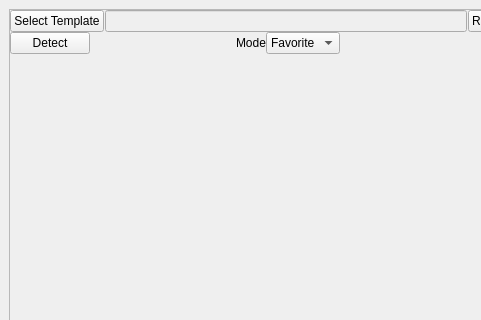
This is form.ui in AuroreBo/CollectionTemplateManager as Qt 5 draws it before an edit; both pictures show x 0 to 481 and y 0 to 320 of the 815 by 591 pixel window. The edited form follows.
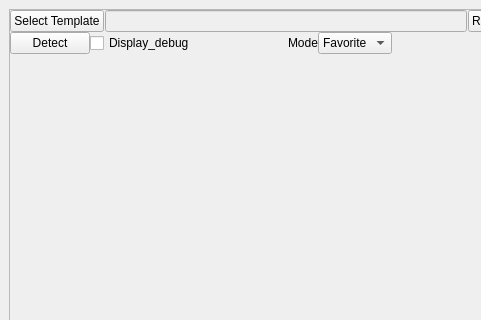
This is the edited form.

Commit message: add debug btn for edge detection + wip edge detection

Diff of the .ui file:
```diff
--- a/form.ui
+++ b/form.ui
@@ -89,6 +89,13 @@
            </property>
           </widget>
          </item>
+         <item>
+          <widget class="QCheckBox" name="debug_checkBox">
+           <property name="text">
+            <string>Display_debug</string>
+           </property>
+          </widget>
+         </item>
          <item>
           <spacer name="horizontalSpacer_2">
            <property name="orientation">
```
The commit also changes 3 other files.
